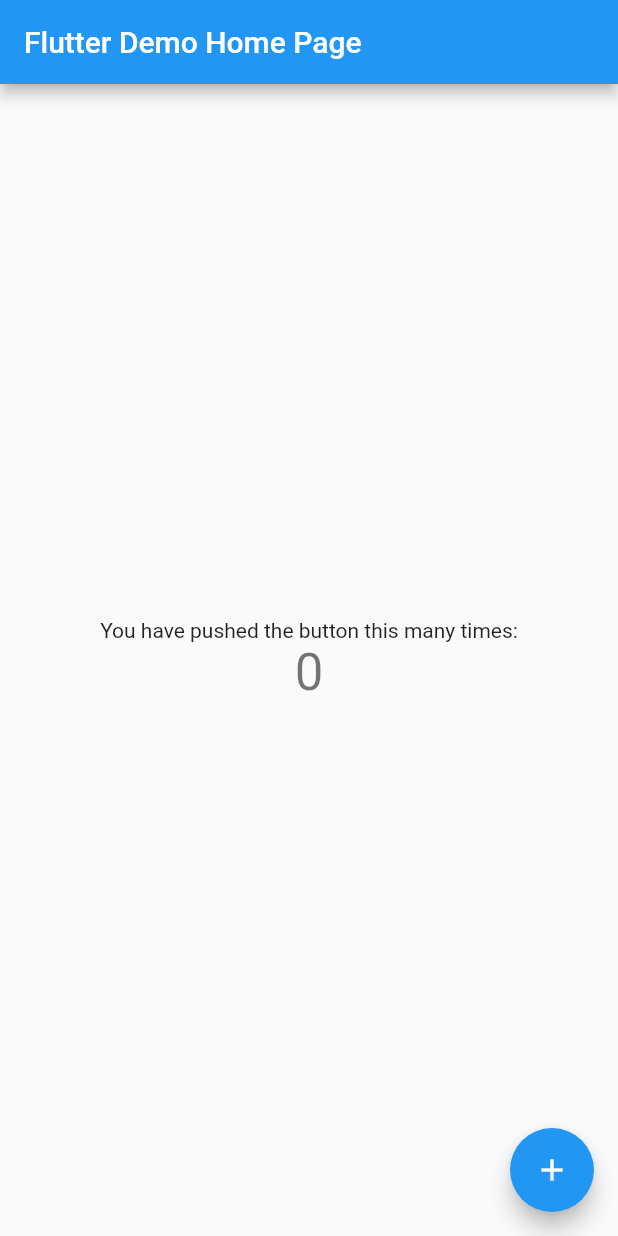
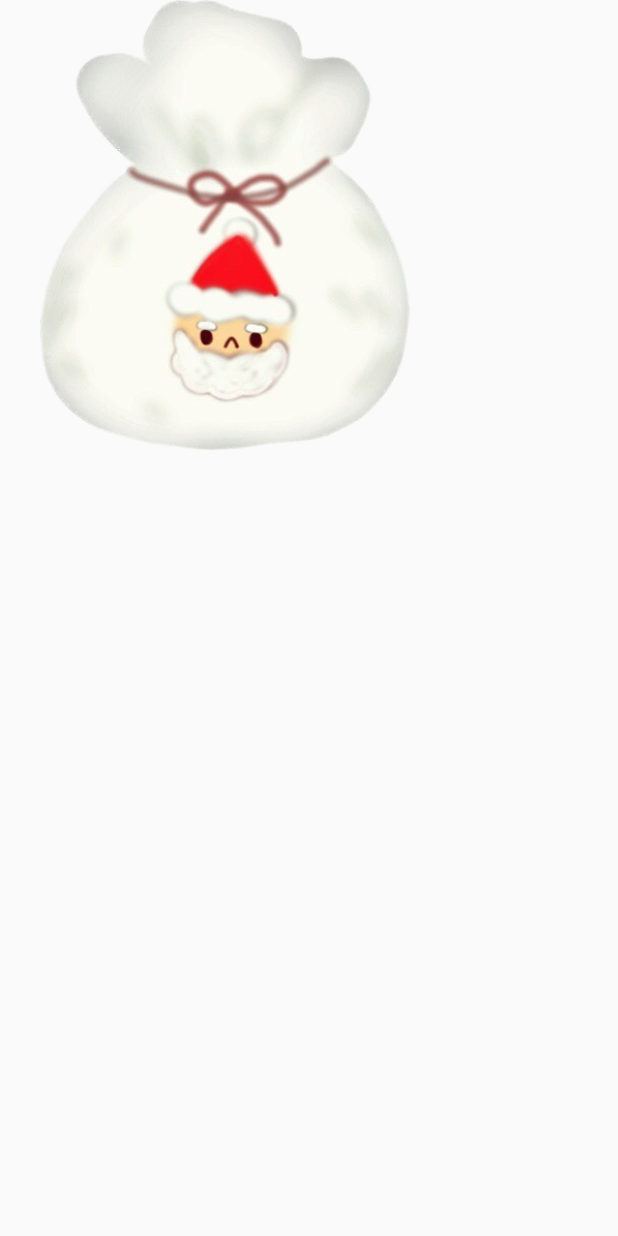
Before and after one commit to narumi0610/present_catch_game, a Flutter app: the screen it shows after launch, on a phone screen of 412 x 824 dp. Run offline on Flutter 3.47's test engine with Material 2 defaults, Android fonts, the phone set to English and light mode, and no system bars.

Commit message:
プレゼント袋を自由に動かせるようにした

```diff
--- a/lib/main.dart
+++ b/lib/main.dart
@@ -1,3 +1,4 @@
+import 'package:flutter/gestures.dart';
 import 'package:flutter/material.dart';
 
 void main() {
@@ -7,109 +8,57 @@
 class MyApp extends StatelessWidget {
   const MyApp({super.key});
 
-  // This widget is the root of your application.
   @override
   Widget build(BuildContext context) {
     return MaterialApp(
-      title: 'Flutter Demo',
+      title: 'Present Catch Game',
       theme: ThemeData(
-        // This is the theme of your application.
-        //
-        // Try running your application with "flutter run". You'll see the
-        // application has a blue toolbar. Then, without quitting the app, try
-        // changing the primarySwatch below to Colors.green and then invoke
-        // "hot reload" (press "r" in the console where you ran "flutter run",
-        // or simply save your changes to "hot reload" in a Flutter IDE).
-        // Notice that the counter didn't reset back to zero; the application
-        // is not restarted.
         primarySwatch: Colors.blue,
       ),
-      home: const MyHomePage(title: 'Flutter Demo Home Page'),
+      home: const MyHomePage(),
     );
   }
 }
 
 class MyHomePage extends StatefulWidget {
-  const MyHomePage({super.key, required this.title});
-
-  // This widget is the home page of your application. It is stateful, meaning
-  // that it has a State object (defined below) that contains fields that affect
-  // how it looks.
-
-  // This class is the configuration for the state. It holds the values (in this
-  // case the title) provided by the parent (in this case the App widget) and
-  // used by the build method of the State. Fields in a Widget subclass are
-  // always marked "final".
-
-  final String title;
+  const MyHomePage({super.key});
 
   @override
   State<MyHomePage> createState() => _MyHomePageState();
 }
 
 class _MyHomePageState extends State<MyHomePage> {
-  int _counter = 0;
-
-  void _incrementCounter() {
-    setState(() {
-      // This call to setState tells the Flutter framework that something has
-      // changed in this State, which causes it to rerun the build method below
-      // so that the display can reflect the updated values. If we changed
-      // _counter without calling setState(), then the build method would not be
-      // called again, and so nothing would appear to happen.
-      _counter++;
-    });
-  }
+  var position = const Offset(0, 0);
 
   @override
   Widget build(BuildContext context) {
-    // This method is rerun every time setState is called, for instance as done
-    // by the _incrementCounter method above.
-    //
-    // The Flutter framework has been optimized to make rerunning build methods
-    // fast, so that you can just rebuild anything that needs updating rather
-    // than having to individually change instances of widgets.
     return Scaffold(
-      appBar: AppBar(
-        // Here we take the value from the MyHomePage object that was created by
-        // the App.build method, and use it to set our appbar title.
-        title: Text(widget.title),
-      ),
       body: Center(
-        // Center is a layout widget. It takes a single child and positions it
-        // in the middle of the parent.
-        child: Column(
-          // Column is also a layout widget. It takes a list of children and
-          // arranges them vertically. By default, it sizes itself to fit its
-          // children horizontally, and tries to be as tall as its parent.
-          //
-          // Invoke "debug painting" (press "p" in the console, choose the
-          // "Toggle Debug Paint" action from the Flutter Inspector in Android
-          // Studio, or the "Toggle Debug Paint" command in Visual Studio Code)
-          // to see the wireframe for each widget.
-          //
-          // Column has various properties to control how it sizes itself and
-          // how it positions its children. Here we use mainAxisAlignment to
-          // center the children vertically; the main axis here is the vertical
-          // axis because Columns are vertical (the cross axis would be
-          // horizontal).
-          mainAxisAlignment: MainAxisAlignment.center,
-          children: <Widget>[
-            const Text(
-              'You have pushed the button this many times:',
+        child: Container(
+          child: GestureDetector(
+            // ドラッグのスタートをタップした直後に設定
+            dragStartBehavior: DragStartBehavior.down,
+            // タップしながら動かしている座標を取得する
+            onPanUpdate: (dragUpdateDetails) {
+              position = dragUpdateDetails.localPosition;
+              setState(() {});
+            },
+            child: Stack(
+              children: [
+                Positioned(
+                  left: position.dx,
+                  top: position.dy,
+                  child: Container(
+                    width: 300,
+                    height: 300,
+                    child: Image.asset('images/present_bag.png'),
+                  ),
+                )
+              ],
             ),
-            Text(
-              '$_counter',
-              style: Theme.of(context).textTheme.headline4,
-            ),
-          ],
+          ),
         ),
       ),
-      floatingActionButton: FloatingActionButton(
-        onPressed: _incrementCounter,
-        tooltip: 'Increment',
-        child: const Icon(Icons.add),
-      ), // This trailing comma makes auto-formatting nicer for build methods.
     );
   }
 }
--- a/pubspec.yaml
+++ b/pubspec.yaml
@@ -60,9 +60,8 @@
   uses-material-design: true
 
   # To add assets to your application, add an assets section, like this:
-  # assets:
-  #   - images/a_dot_burr.jpeg
-  #   - images/a_dot_ham.jpeg
+  assets:
+    - images/present_bag.png
 
   # An image asset can refer to one or more resolution-specific "variants", see
   # https://flutter.dev/assets-and-images/#resolution-aware
```
Also changed, not shown: images/present_bag.png (added).
